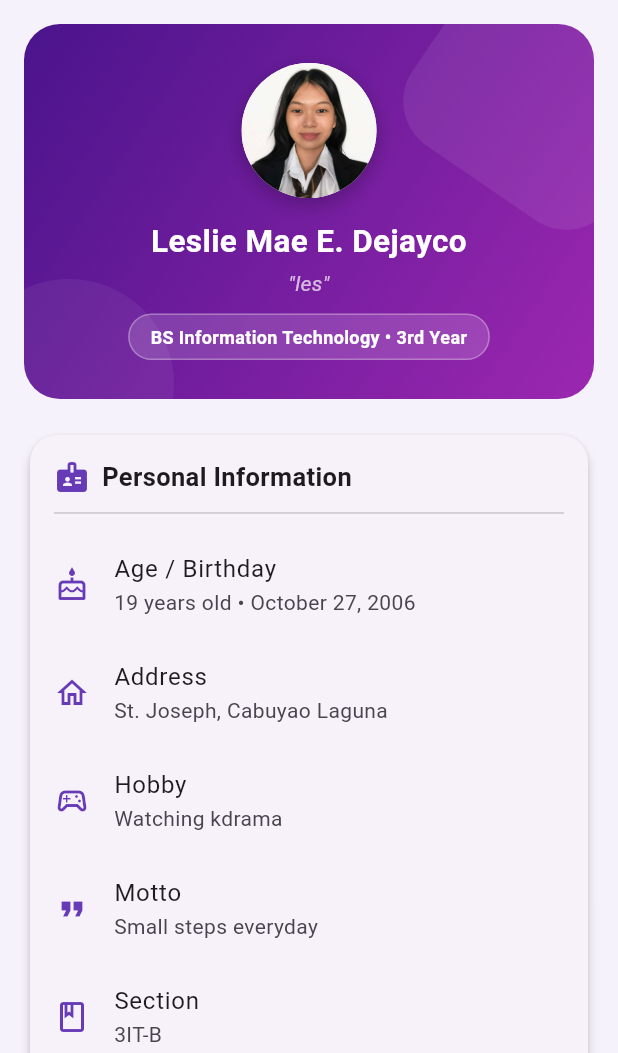
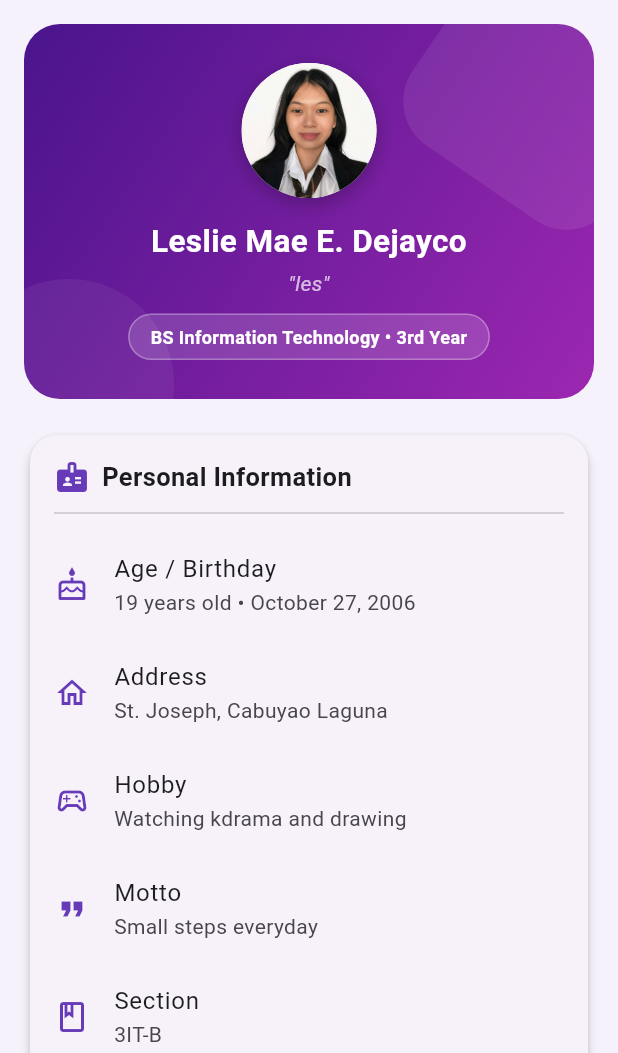
Before and after one commit to moonlvr/DejaycoStudentProfile, a Flutter app: the screen it shows after launch, on a phone screen of 412 x 824 dp, the part 183-1236 px from its top. Run offline on Flutter 3.47's test engine with Material 3 defaults, Android fonts, the light colour scheme and no system bars.

Commit message:
update hobby field

```diff
--- a/lib/main.dart
+++ b/lib/main.dart
@@ -38,7 +38,7 @@ class _ProfileScreenState extends State<ProfileScreen> {
   final String age = "19";
   final String birthday = "October 27, 2006";
   final String address = "St. Joseph, Cabuyao Laguna";
-  final String hobby = "Watching kdrama";
+  final String hobby = "Watching kdrama and drawing";
   final String motto = "Small steps everyday";
   final String course = "BS Information Technology";
   final String yearLevel = "3rd Year";
```
